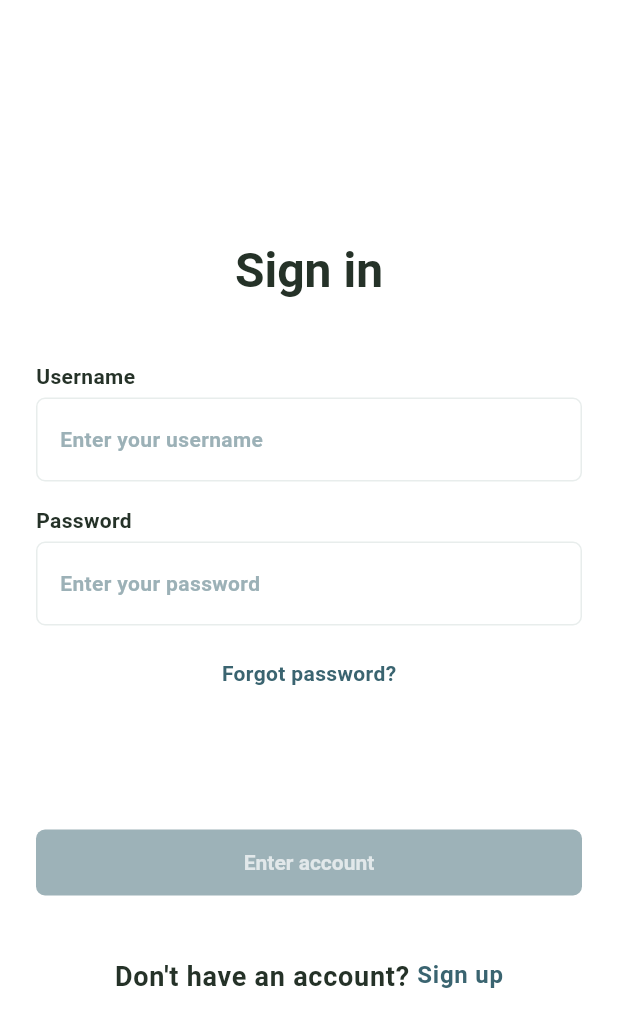
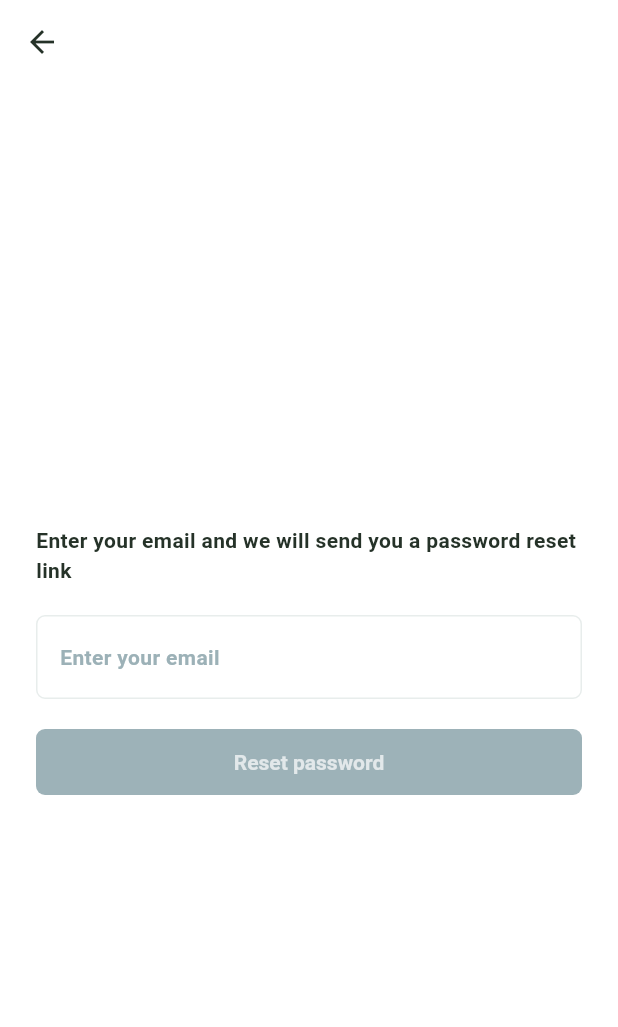
Before and after one commit to guysiman/sensy_patient_app, a Flutter app: the screen it shows after launch, after a tap on "Forgot password?", on a phone screen of 412 x 824 dp. Shown: the top 1027 px of the screen. Run offline on Flutter 3.47's test engine with Material 3 defaults, Android fonts, the light colour scheme and no system bars; our stand-ins replace cloud_firestore, firebase_auth, firebase_core, flutter_blue_plus; missing offline and left inert: app_settings; accounts and stored records are empty.

Commit message:
forgot pw

```diff
--- a/lib/main.dart
+++ b/lib/main.dart
@@ -1,6 +1,7 @@
 import 'package:flutter/material.dart';
 import 'package:firebase_core/firebase_core.dart';
 import 'package:provider/provider.dart';
+import 'package:sensy_patient_app/screens/forgot_password_page.dart';
 import 'firebase_options.dart';
 
 import 'providers/bluetooth_provider.dart';
@@ -105,6 +106,7 @@ class MyApp extends StatelessWidget {
         home: const WidgetTree(),
         routes: {
           '/signinpage': (context) => SignInPage(),
+          '/forgotpwpage': (context) => ForgotPasswordPage(),
           '/homepage': (context) => HomePage(),
           '/devicepairingpage': (context) => DevicePairingPage(),
           '/bluetoothpage': (context) => BluetoothPage(),
--- /dev/null
+++ b/lib/screens/forgot_password_page.dart
@@ -0,0 +1,116 @@
+import 'package:firebase_auth/firebase_auth.dart';
+import 'package:firebase_core/firebase_core.dart';
+import 'package:flutter/material.dart';
+
+class ForgotPasswordPage extends StatefulWidget {
+  const ForgotPasswordPage({super.key});
+
+  @override
+  State<ForgotPasswordPage> createState() => _ForgotPasswordPageState();
+}
+
+class _ForgotPasswordPageState extends State<ForgotPasswordPage> {
+  final _emailController = TextEditingController();
+  bool _isButtonEnabled = false;
+
+  @override
+  void initState() {
+    super.initState();
+    _emailController.addListener(_checkFields);
+  }
+
+  void _checkFields() {
+    setState(() {
+      _isButtonEnabled = _emailController.text.isNotEmpty &&
+          _emailController.text.contains('@');
+    });
+  }
+
+  @override
+  void dispose() {
+    _emailController.dispose();
+    super.dispose();
+  }
+
+  Future _onResetPassword() async {
+    try {
+      await FirebaseAuth.instance
+          .sendPasswordResetEmail(email: _emailController.text.trim());
+      showDialog(
+          context: context,
+          builder: (context) {
+            return AlertDialog(
+              content: Text('Password link sent! Check your email.'),
+            );
+          });
+    } on FirebaseAuthException catch (e) {
+      print(e);
+      showDialog(
+          context: context,
+          builder: (context) {
+            return AlertDialog(
+              content: Text(e.message.toString()),
+            );
+          });
+    }
+  }
+
+  @override
+  Widget build(BuildContext context) {
+    return Scaffold(
+        appBar: AppBar(),
+        body: SafeArea(
+          child: Padding(
+            padding: const EdgeInsets.symmetric(horizontal: 24, vertical: 32),
+            child:
+                Column(mainAxisAlignment: MainAxisAlignment.center, children: [
+              Align(
+                  alignment: Alignment.centerLeft,
+                  child: Text(
+                      'Enter your email and we will send you a password reset link',
+                      style: Theme.of(context).textTheme.bodyMedium)),
+              const SizedBox(height: 20),
+              TextField(
+                controller: _emailController,
+                decoration: InputDecoration(
+                  labelText: 'Enter your email',
+                  labelStyle: Theme.of(context).textTheme.bodyMedium?.copyWith(
+                        color: Theme.of(context).hintColor,
+                      ),
+                  border: OutlineInputBorder(
+                      borderRadius: BorderRadius.circular(6),
+                      borderSide: BorderSide(color: Color(0xFFE8EDEC))),
+                  enabledBorder: OutlineInputBorder(
+                    borderRadius: BorderRadius.circular(6),
+                    borderSide: BorderSide(
+                        color:
+                            Color(0xFFE8EDEC)), // Border color when not focused
+                  ),
+                  floatingLabelBehavior: FloatingLabelBehavior.never,
+                ),
+              ),
+              const SizedBox(height: 20),
+              SizedBox(
+                width: double.infinity,
+                height: 44,
+                child: ElevatedButton(
+                  style: ElevatedButton.styleFrom(
+                    disabledBackgroundColor: Theme.of(context)
+                        .colorScheme
+                        .primary
+                        .withAlpha((255 * 0.5).toInt()), // Background Color
+                    disabledForegroundColor: Colors.white70, //Text Color
+                  ),
+                  onPressed: _isButtonEnabled
+                      ? () {
+                          _onResetPassword();
+                        }
+                      : null,
+                  child: const Text('Reset password'),
+                ),
+              ),
+            ]),
+          ),
+        ));
+  }
+}
--- a/lib/screens/sign_in_page.dart
+++ b/lib/screens/sign_in_page.dart
@@ -79,7 +79,7 @@ class _SignInPageState extends State<SignInPage> {
   }
 
   void _onForgotPassword() {
-    debugPrint('Forgot password tapped');
+    Navigator.pushNamed(context, '/forgotpwpage');
   }
 
   void _onSignUp() {
```
